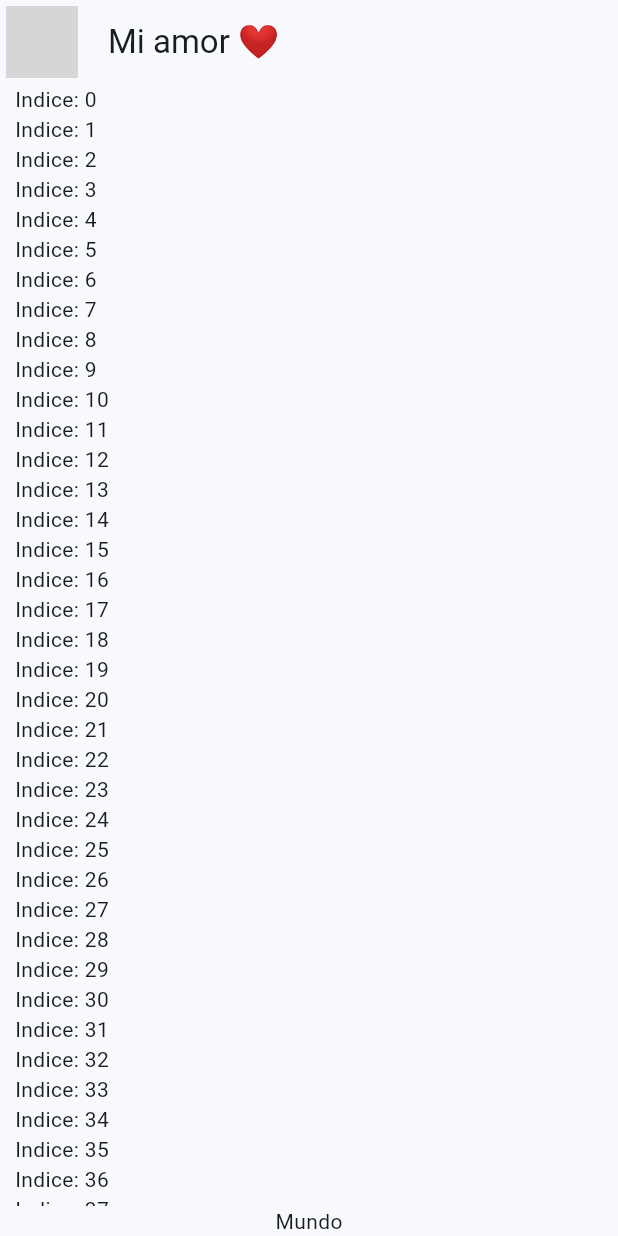
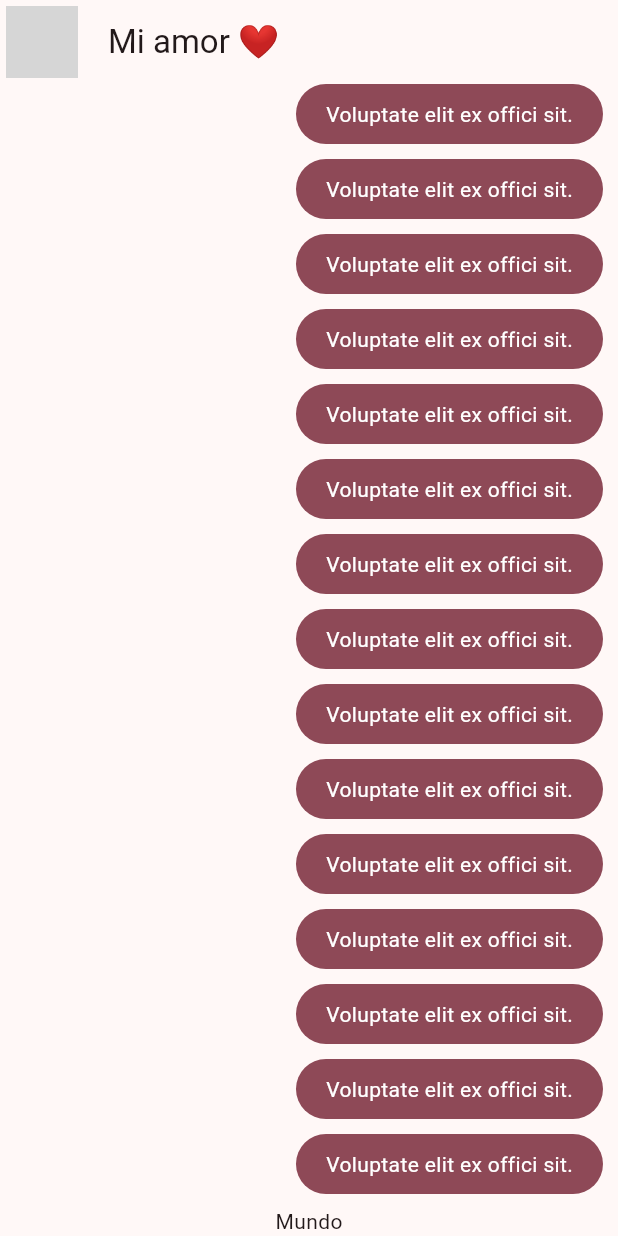
Before and after one commit to AngelTravieso/03-yes_no_app, a Flutter app: the screen it shows after launch, on a phone screen of 412 x 824 dp. Run offline on Flutter 3.47's test engine with Material 2 defaults, Android fonts, the phone set to English and light mode, and no system bars; network calls fail; grey boxes are pictures that could not be loaded.

Commit message:
mis mensajes - burburja de chat

```diff
--- a/lib/main.dart
+++ b/lib/main.dart
@@ -1,6 +1,7 @@
 import 'package:flutter/material.dart';
+
 import 'package:yes_no_app/config/theme/app_theme.dart';
-import 'package:yes_no_app/presentation/chat/chat_screen.dart';
+import 'package:yes_no_app/presentation/screens/chat/chat_screen.dart';
 
 void main() => runApp(const MyApp());
 
@@ -12,7 +13,7 @@ class MyApp extends StatelessWidget {
     return MaterialApp(
       title: 'Yes No App',
       debugShowCheckedModeBanner: false,
-      theme: AppTheme(selectedColor: 1).theme(),
+      theme: AppTheme(selectedColor: 6).theme(),
       home: const ChatScreen(),
     );
   }
--- a/lib/presentation/chat/chat_screen.dart
+++ b/lib/presentation/screens/chat/chat_screen.dart
@@ -1,4 +1,5 @@
 import 'package:flutter/material.dart';
+import 'package:yes_no_app/presentation/widgets/chat/my_message_bubble.dart';
 
 class ChatScreen extends StatelessWidget {
   const ChatScreen({super.key});
@@ -36,7 +37,7 @@ class _ChatView extends StatelessWidget {
                 child: ListView.builder(
               itemCount: 100,
               itemBuilder: (context, index) {
-                return Text('Indice: $index');
+                return const MyMessageBubble();
               },
             )),
             Text('Mundo'),
--- /dev/null
+++ b/lib/presentation/widgets/chat/my_message_bubble.dart
@@ -0,0 +1,37 @@
+import 'package:flutter/material.dart';
+
+class MyMessageBubble extends StatelessWidget {
+  const MyMessageBubble({super.key});
+
+  @override
+  Widget build(BuildContext context) {
+    final colors = Theme.of(context).colorScheme;
+
+    return Column(
+      crossAxisAlignment: CrossAxisAlignment.end,
+      children: [
+        Container(
+          decoration: BoxDecoration(
+            color: colors.primary,
+            borderRadius: BorderRadius.circular(20),
+          ),
+          child: const Padding(
+            padding: EdgeInsets.symmetric(
+              horizontal: 20,
+              vertical: 10,
+            ),
+            child: Text(
+              "Voluptate elit ex offici sit.",
+              style: TextStyle(
+                color: Colors.white,
+              ),
+            ),
+          ),
+        ),
+        const SizedBox(
+          height: 10,
+        ),
+      ],
+    );
+  }
+}
```
